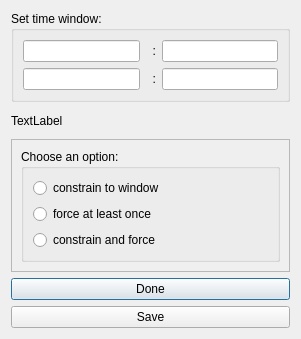
First picture: the form in window.ui, repository ariannabettin/FYPArianna, before the edit.
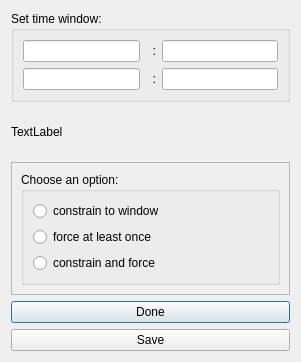
Second picture: the form after the edit.

Diff of the .ui file:
```diff
--- a/window.ui
+++ b/window.ui
@@ -7,12 +7,15 @@
     <x>0</x>
     <y>0</y>
     <width>301</width>
-    <height>339</height>
+    <height>362</height>
    </rect>
   </property>
   <property name="windowTitle">
    <string>Dialog</string>
   </property>
+  <property name="styleSheet">
+   <string notr="true">font: 75 12pt &quot;TakaoPGothic&quot;;</string>
+  </property>
   <layout class="QVBoxLayout" name="verticalLayout_3">
    <item>
     <widget class="QGroupBox" name="groupBox">
```
